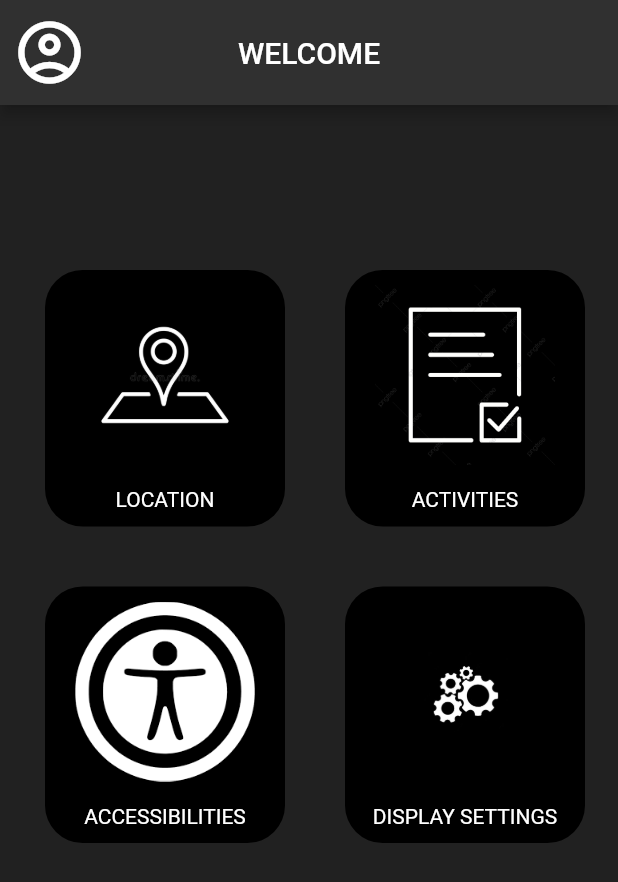
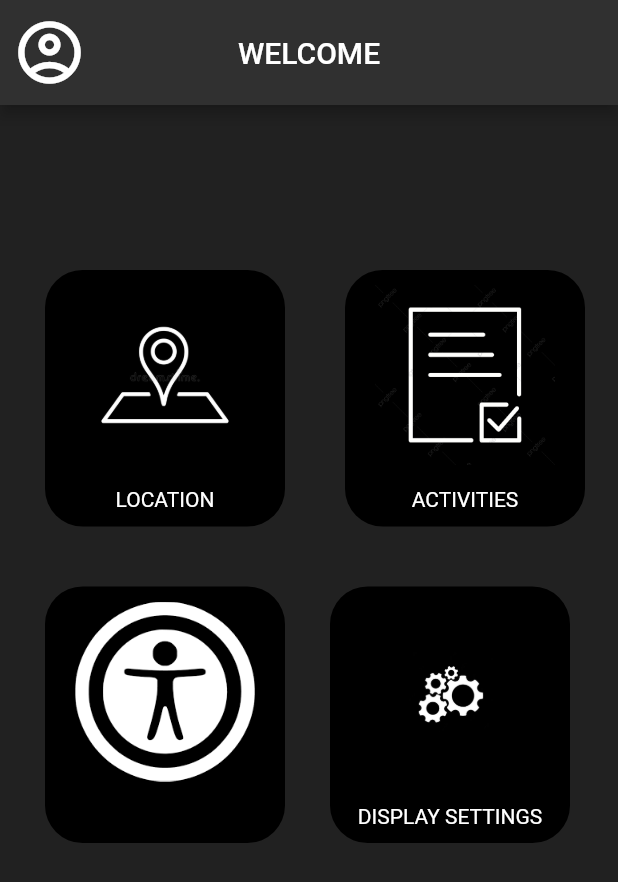
Before and after one commit to Cod3ist/HiSpecs_Application, a Flutter app: the MainPageScreen screen opened directly, on a phone screen of 412 x 824 dp. Shown: the top 882 px of the screen. Run offline on Flutter 3.47's test engine with Material 2 defaults, Android fonts, the phone set to English and light mode, and no system bars; our stand-ins replace firebase_auth, firebase_core, firebase_database, fluttertoast, google_maps_flutter; missing offline and left inert: flutter_polyline_points; accounts and stored records are empty.

Commit message:
location

```diff
--- a/lib/MainPage.dart
+++ b/lib/MainPage.dart
@@ -45,9 +45,9 @@ class _MainPageScreenState extends State<MainPageScreen> {
                 Row(
                     children: <Widget>[
                       SizedBox(width: 20.0),
-                      BoxButton(title: 'ACCESSIBILITIES', image: 'images/accessibilities.jpg', onTap: () {  },), ///Placing the Location Widget
-                      SizedBox(width: 20.0),
-                      BoxButton(title: 'DISPLAY SETTINGS', image: 'images/display_settings.jpg', onTap: (){})///Placing the Activities Widget
+                      BoxButton(title: '', image: 'images/accessibilities.jpg', onTap: () {  },), ///Placing the Location Widget
+                      SizedBox(width: 10.0),
+                      BoxButton(title: 'DISPLAY SETTINGS', image: 'images/display_settings.jpg', onTap: (){  })///Placing the Activities Widget
                     ]
                 ),
               ]
--- a/lib/widgets/location.dart
+++ b/lib/widgets/location.dart
@@ -83,6 +83,7 @@ class MapSampleState extends State<MapSample> {
     return new Scaffold(
       appBar: AppBar(
         title: Text("Google Maps"),
+        backgroundColor: Colors.grey[900],
       ),
       body: Column(
         children: [
```
Also changed, not shown: pubspec.lock, 3 other files.
